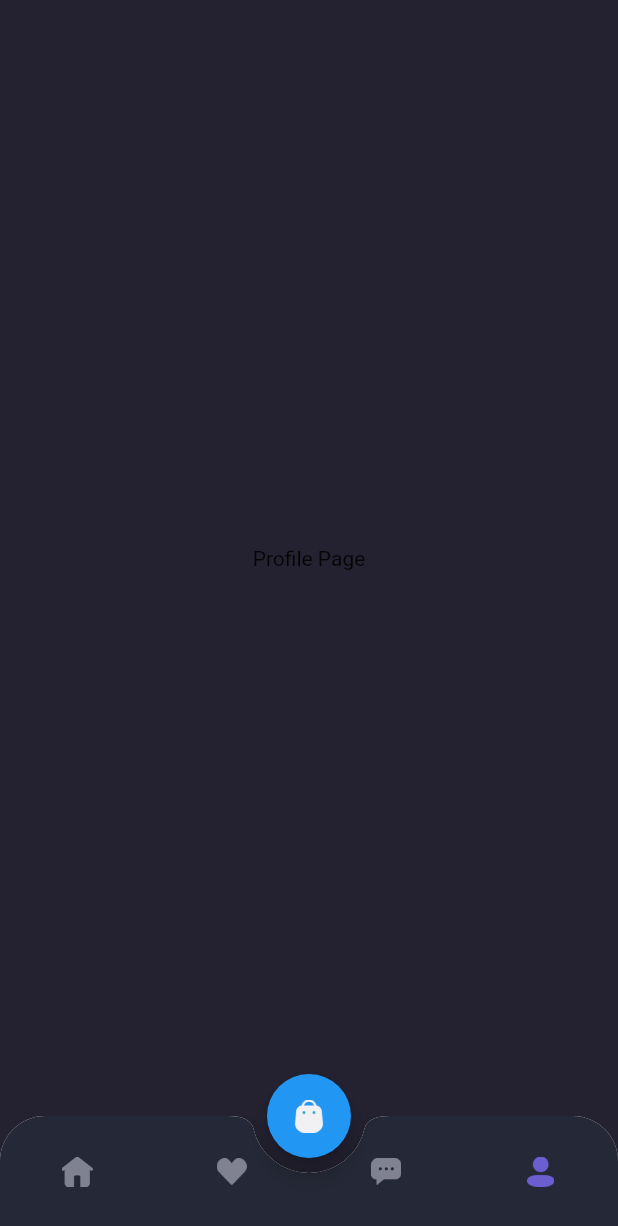
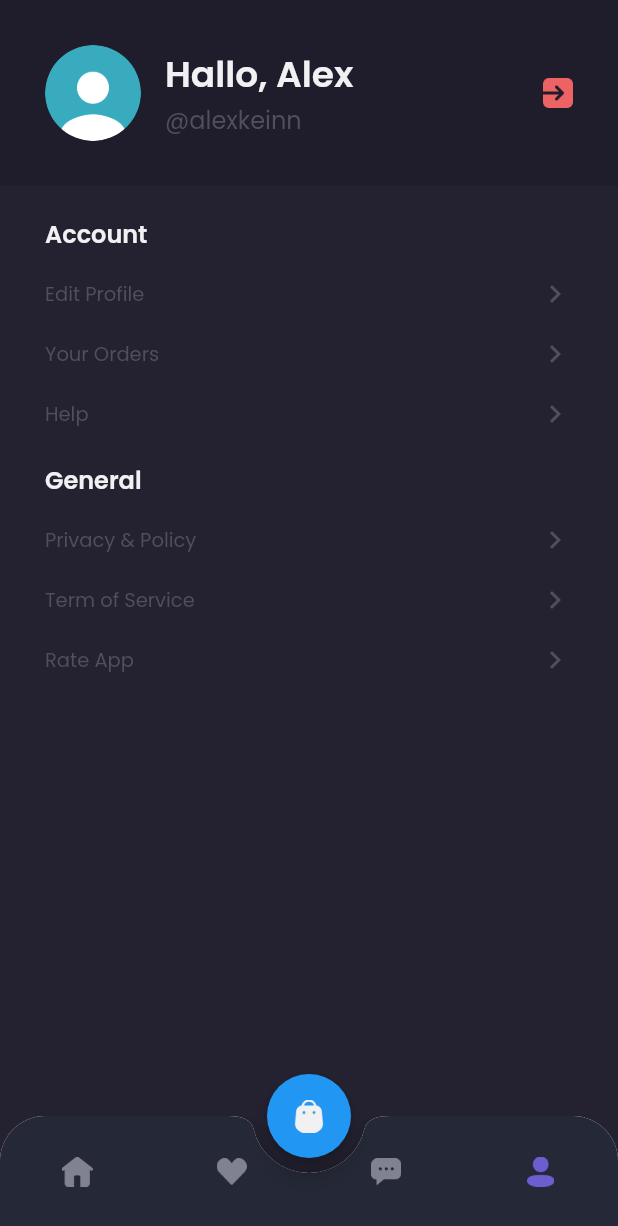
Before and after one commit to ghi4/learn-bwa-shamo, a Flutter app: the MainPage screen opened by its route, item 4 of the bottom bar chosen, on a phone screen of 412 x 824 dp. Shown: the top 1226 px of the screen. Run offline on Flutter 3.47's test engine with Material 2 defaults, Android fonts, the phone set to English and light mode, and no system bars; our stand-ins replace google_fonts.

```diff
--- a/lib/main.dart
+++ b/lib/main.dart
@@ -1,6 +1,8 @@
 import 'package:flutter/material.dart';
 import 'package:shamo/pages/detail_chat_page.dart';
+import 'package:shamo/pages/edit_profile_page.dart';
 import 'package:shamo/pages/home/main_page.dart';
+import 'package:shamo/pages/product_page.dart';
 import 'package:shamo/pages/sign_in_page.dart';
 import 'package:shamo/pages/sign_up_page.dart';
 import 'package:shamo/pages/splash_page.dart';
@@ -20,6 +22,8 @@ class MyApp extends StatelessWidget {
         '/sign-up': (context) => const SignUpPage(),
         '/home': (context) => const MainPage(),
         '/detail-chat': (context) => const DetailChatPage(),
+        '/edit-profile': (context) => const EditProfilePage(),
+        '/product': (context) => const ProductPage(),
       },
     );
   }
--- a/lib/pages/home/profile_page.dart
+++ b/lib/pages/home/profile_page.dart
@@ -1,14 +1,136 @@
 import 'package:flutter/material.dart';
+import 'package:shamo/theme.dart';
 
 class ProfilePage extends StatelessWidget {
   const ProfilePage({Key? key}) : super(key: key);
 
   @override
   Widget build(BuildContext context) {
-    return const Center(
-      child: Text(
-        'Profile Page',
-      ),
+    Widget header() {
+      return AppBar(
+        automaticallyImplyLeading: false,
+        backgroundColor: backgroundColor1,
+        elevation: 0,
+        flexibleSpace: SafeArea(
+          child: Container(
+            padding: EdgeInsets.all(defaultMargin),
+            child: Row(
+              children: [
+                ClipOval(
+                  child: Image.asset(
+                    'assets/images/image_profile.png',
+                    width: 64,
+                  ),
+                ),
+                const SizedBox(
+                  width: 16,
+                ),
+                Expanded(
+                  child: Column(
+                    crossAxisAlignment: CrossAxisAlignment.start,
+                    children: [
+                      Text(
+                        'Hallo, Alex',
+                        style: primaryTextStyle.copyWith(
+                          fontSize: 24,
+                          fontWeight: semiBold,
+                          overflow: TextOverflow.ellipsis,
+                        ),
+                      ),
+                      Text(
+                        '@alexkeinn',
+                        style: subtitleTextStyle.copyWith(
+                          fontSize: 16,
+                        ),
+                      ),
+                    ],
+                  ),
+                ),
+                GestureDetector(
+                  onTap: () {
+                    Navigator.pushNamedAndRemoveUntil(
+                      context,
+                      '/sign-in',
+                      (route) => false,
+                    );
+                  },
+                  child: Image.asset(
+                    'assets/images/button_exit.png',
+                    width: 20,
+                  ),
+                )
+              ],
+            ),
+          ),
+        ),
+      );
+    }
+
+    Widget menuSegment(String segmentName) {
+      return Container(
+        margin: const EdgeInsets.only(top: 20),
+        child: Text(
+          segmentName,
+          style: primaryTextStyle.copyWith(
+            fontSize: 16,
+            fontWeight: semiBold,
+          ),
+        ),
+      );
+    }
+
+    Widget menuItem(String menuName) {
+      return Container(
+        margin: const EdgeInsets.only(top: 16),
+        child: Row(
+          mainAxisAlignment: MainAxisAlignment.spaceBetween,
+          children: [
+            Text(
+              menuName,
+              style: subtitleTextStyle.copyWith(
+                fontSize: 13,
+              ),
+            ),
+            Icon(
+              Icons.chevron_right,
+              color: subtitleColor,
+            ),
+          ],
+        ),
+      );
+    }
+
+    Widget content() {
+      return Expanded(
+        child: Container(
+          margin: EdgeInsets.symmetric(horizontal: defaultMargin),
+          child: Column(
+            crossAxisAlignment: CrossAxisAlignment.start,
+            children: [
+              menuSegment('Account'),
+              GestureDetector(
+                onTap: () {
+                  Navigator.pushNamed(context, '/edit-profile');
+                },
+                child: menuItem('Edit Profile'),
+              ),
+              menuItem('Your Orders'),
+              menuItem('Help'),
+              menuSegment('General'),
+              menuItem('Privacy & Policy'),
+              menuItem('Term of Service'),
+              menuItem('Rate App'),
+            ],
+          ),
+        ),
+      );
+    }
+
+    return Column(
+      children: [
+        header(),
+        content(),
+      ],
     );
   }
 }
--- a/pubspec.yaml
+++ b/pubspec.yaml
@@ -35,6 +35,7 @@ dependencies:
   # Use with the CupertinoIcons class for iOS style icons.
   cupertino_icons: ^1.0.2
   google_fonts: ^3.0.1
+  carousel_slider: ^4.1.1
 
 dev_dependencies:
   flutter_test:
```
Also changed, not shown: lib/pages/edit_profile_page.dart (added, +154 -0 lines), lib/pages/product_page.dart (added, +11 -0 lines), lib/widgets/product_card.dart (+6 -1 lines), lib/widgets/product_tile.dart (+6 -1 lines), pubspec.lock.
